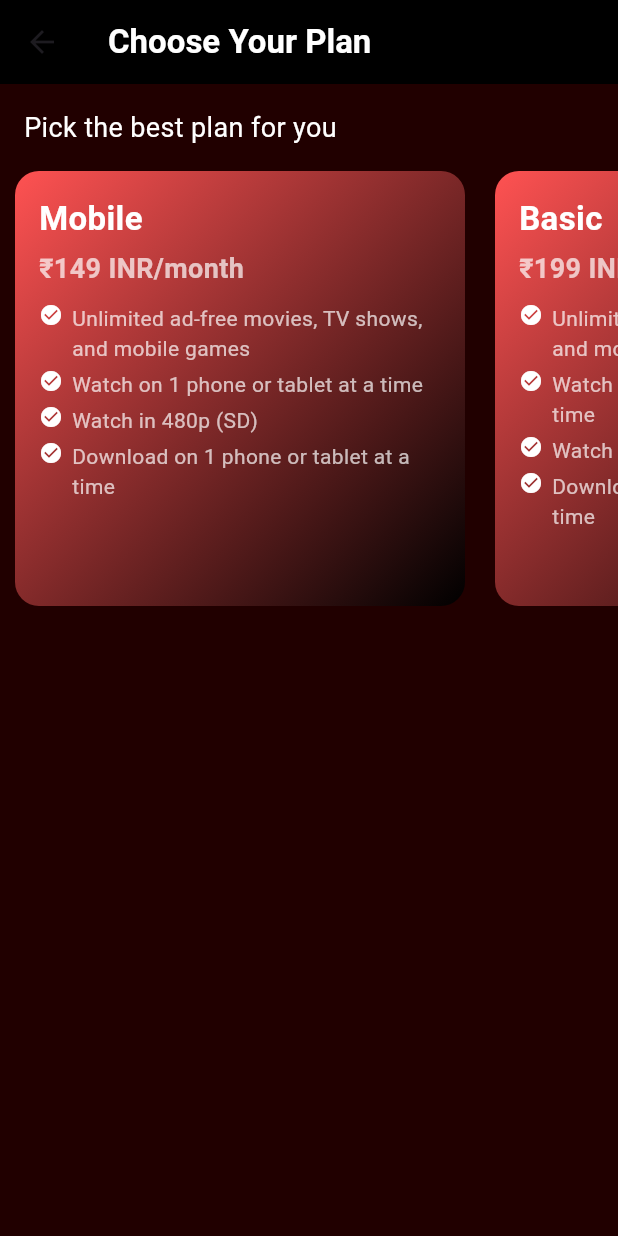
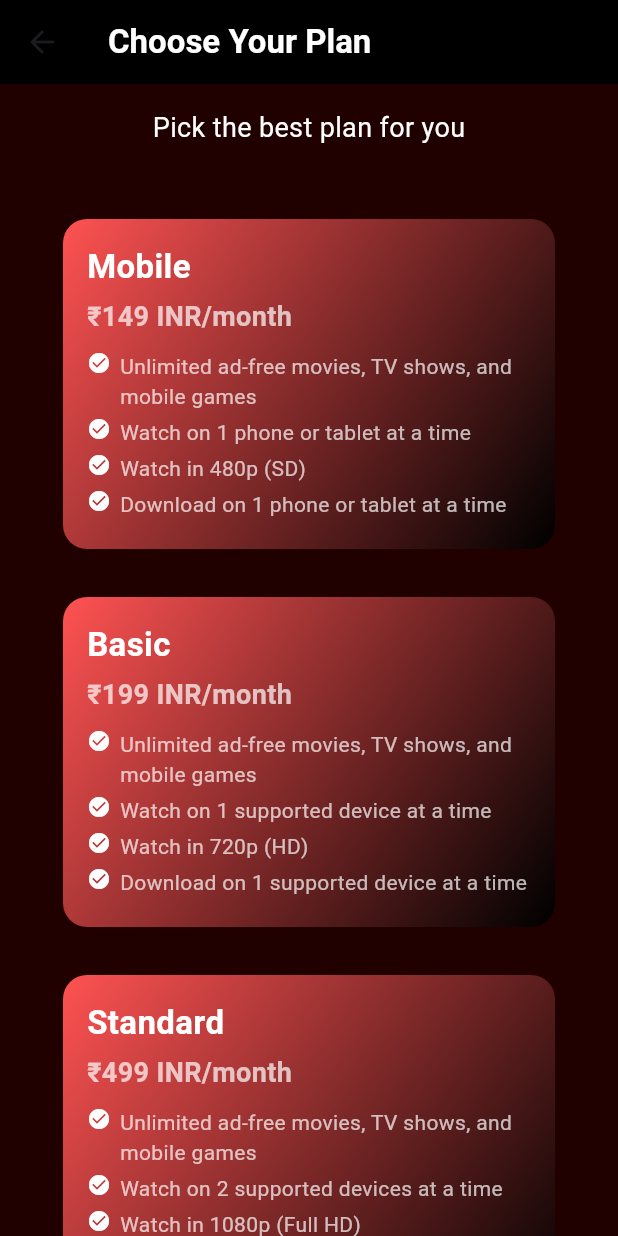
Before and after one commit to vedw3je/FlutterFlix, a Flutter app: the SubscriptionScreen screen opened by its route, on a phone screen of 412 x 824 dp. Run offline on Flutter 3.47's test engine with Material 3 defaults, Android fonts, the phone set to English and light mode, and no system bars; our stand-ins replace animated_splash_screen, chewie, cloud_firestore, firebase_auth, firebase_core, flutter_rating_bar and 5 more; missing offline and left inert: google_mlkit_barcode_scanning, mobile_scanner; accounts and stored records are empty.

Commit message:
qr added

```diff
--- a/lib/screens/subscription.dart
+++ b/lib/screens/subscription.dart
@@ -1,6 +1,7 @@
 import 'package:cloud_firestore/cloud_firestore.dart';
 import 'package:firebase_auth/firebase_auth.dart';
 import 'package:flutter/material.dart';
+import 'package:flutterflix/screens/qr_payment_screen.dart';
 
 class SubscriptionScreen extends StatelessWidget {
   final List<Map<String, dynamic>> plans = [
@@ -56,8 +57,8 @@ class SubscriptionScreen extends StatelessWidget {
         backgroundColor: Colors.black,
       ),
       backgroundColor: Color.fromARGB(255, 33, 0, 0),
-      body: Column(
-        crossAxisAlignment: CrossAxisAlignment.start,
+      body: SingleChildScrollView(
+        child: Column(
           children: [
             const Padding(
               padding: EdgeInsets.all(16.0),
@@ -66,18 +67,16 @@ class SubscriptionScreen extends StatelessWidget {
                 style: TextStyle(color: Colors.white, fontSize: 18),
               ),
             ),
-          SizedBox(
-            height: 290,
-            child: SingleChildScrollView(
-              scrollDirection: Axis.horizontal,
-              child: Row(
+            Padding(
+              padding: const EdgeInsets.all(16.0),
+              child: Column(
                 children: plans.map((plan) {
                   return _buildSubscriptionCard(context, plan);
                 }).toList(),
               ),
             ),
+          ],
         ),
-        ],
       ),
     );
   }
@@ -86,8 +85,11 @@ class SubscriptionScreen extends StatelessWidget {
       BuildContext context, Map<String, dynamic> plan) {
     return GestureDetector(
       onTap: () => _showPurchaseDialog(context, plan["name"]),
+      child: Padding(
+        padding: const EdgeInsets.all(16.0),
         child: Container(
-        width: 300,
+          alignment: Alignment.center,
+          width: 330,
           margin: const EdgeInsets.symmetric(horizontal: 10),
           padding: const EdgeInsets.all(16),
           decoration: BoxDecoration(
@@ -142,6 +144,7 @@ class SubscriptionScreen extends StatelessWidget {
             ],
           ),
         ),
+      ),
     );
   }
 
@@ -169,6 +172,12 @@ class SubscriptionScreen extends StatelessWidget {
             TextButton(
               onPressed: () {
                 Navigator.pop(context);
+                Navigator.push(
+                  context,
+                  MaterialPageRoute(
+                    builder: (context) => QRPaymentScreen(planName: planName),
+                  ),
+                );
                 _executePurchaseFunction(context, planName);
               },
               child: const Text("Yes", style: TextStyle(color: Colors.green)),
```
Also changed, not shown: lib/screens/qr_payment_screen.dart (added, +46 -0 lines), lib/screens/qr_scanner_screen.dart (added, +97 -0 lines), pubspec.yaml (+7 -0 lines), pubspec.lock, 6 other files. Lines whose indentation alone changed are shown as unchanged.
